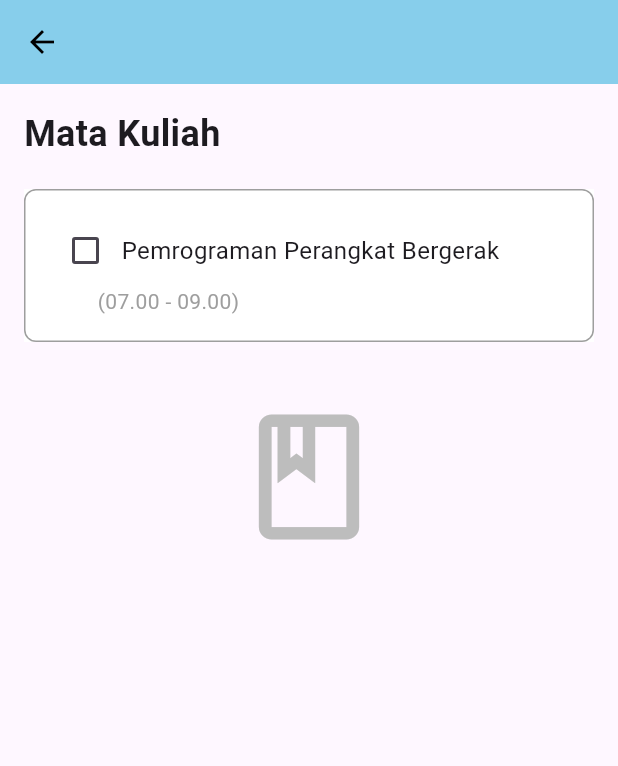
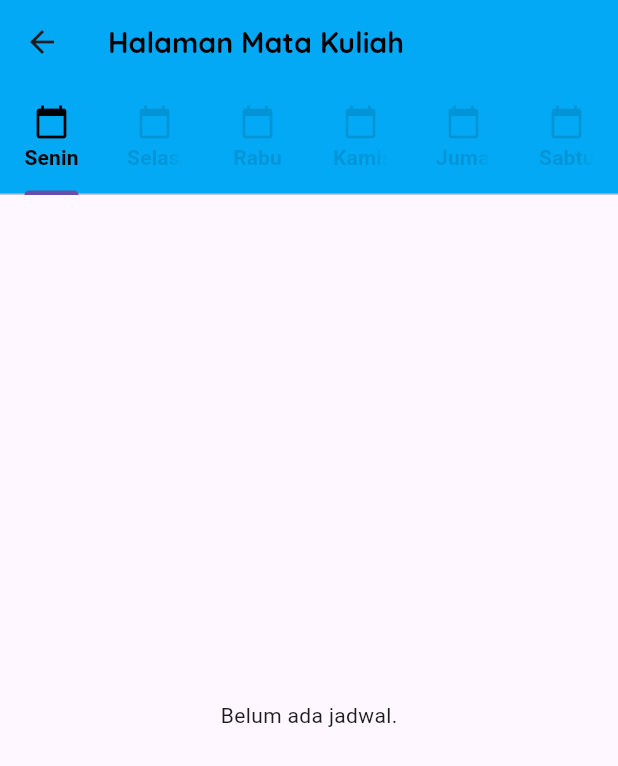
Before and after one commit to frqin/APK-JADWAL, a Flutter app: the HalamanMataKuliah screen opened directly, on a phone screen of 412 x 824 dp. Shown: the top 766 px of the screen. Run offline on Flutter 3.47's test engine with Material 3 defaults, Android fonts, the phone set to English and light mode, and no system bars; our stand-ins replace cloud_firestore, emoji_picker_flutter, google_fonts; accounts and stored records are empty; Roboto replaces fonts that are missing (Montserrat).

Commit message:
halaman_matkul.dart

```diff
--- a/lib/screens/halaman_matkul.dart
+++ b/lib/screens/halaman_matkul.dart
@@ -1,97 +1,110 @@
+import 'package:cloud_firestore/cloud_firestore.dart';
 import 'package:flutter/material.dart';
+import 'package:google_fonts/google_fonts.dart';
 
-class HalamanMataKuliah extends StatefulWidget {
+class HalamanMataKuliah extends StatelessWidget {
   const HalamanMataKuliah({super.key});
 
   @override
-  HalamanMataKuliahState createState() => HalamanMataKuliahState();
-}
-
-class HalamanMataKuliahState extends State<HalamanMataKuliah> {
-  bool isChecked = false;
-
-  @override
   Widget build(BuildContext context) {
-    ('Halaman Mata Kuliah dibuka'); // Debugging
-
-    return Scaffold(
+    return DefaultTabController(
+      length: 6, // 6 tabs untuk Senin sampai Sabtu
+      child: Scaffold(
         appBar: AppBar(
-        backgroundColor: const Color(0xFF87CEEB),
-        leading: const BackButton(color: Colors.black),
-      ),
-      body: SingleChildScrollView(
-        padding: const EdgeInsets.all(16),
-        child: Column(
-          crossAxisAlignment: CrossAxisAlignment.start,
-          children: [
-            const Text(
-              'Mata Kuliah',
-              style: TextStyle(
-                fontSize: 24,
+          title: Text(
+            'Halaman Mata Kuliah',
+            style: GoogleFonts.quicksand(
+              color: Colors.black,
+              fontSize: 19,
               fontWeight: FontWeight.bold,
             ),
           ),
-            const SizedBox(height: 20),
-            Material(
-              color: Colors.white,
-              child: InkWell(
-                onTap: () {
-                  setState(() {
-                    isChecked = !isChecked;
-                    // Debugging
-                  });
-                },
-                child: Container(
-                  padding: const EdgeInsets.all(16),
-                  decoration: BoxDecoration(
-                    border: Border.all(color: Colors.grey),
-                    borderRadius: BorderRadius.circular(8),
+
+          backgroundColor: Colors.lightBlue,
+          bottom: const TabBar(
+            tabs: [
+              Tab(
+                text: 'Senin',
+                icon: Icon(Icons.calendar_today), // Optional: Tambahkan ikon jika perlu
               ),
-                  child: Column(
-                    crossAxisAlignment: CrossAxisAlignment.start,
-                    children: [
-                      Row(
-                        children: [
-                          Checkbox(
-                            value: isChecked,
-                            onChanged: (value) {
-                              setState(() {
-                                isChecked = value ?? false;
-                                // Debugging
-                              });
-                            },
+              Tab(
+                text: 'Selasa',
+                icon: Icon(Icons.calendar_today),
               ),
-                          const Text(
-                            'Pemrograman Perangkat Bergerak',
-                            style: TextStyle(fontSize: 16),
+              Tab(
+                text: 'Rabu',
+                icon: Icon(Icons.calendar_today),
+              ),
+              Tab(
+                text: 'Kamis',
+                icon: Icon(Icons.calendar_today),
+              ),
+              Tab(
+                text: 'Jumat',
+                icon: Icon(Icons.calendar_today),
+              ),
+              Tab(
+                text: 'Sabtu',
+                icon: Icon(Icons.calendar_today),
               ),
             ],
-                      ),
-                      const Padding(
-                        padding: EdgeInsets.only(left: 32),
-                        child: Text(
-                          '(07.00 - 09.00)',
-                          style: TextStyle(color: Colors.grey),
-                        ),
-                      ),
-                    ],
+            labelColor: Colors.black, // Mengubah warna teks tab
+            unselectedLabelColor: Colors.black12, // Mengubah warna teks tab yang tidak dipilih
+            labelStyle: TextStyle(
+              fontFamily: 'Montserrat',
+              fontWeight: FontWeight.bold,
             ),
           ),
         ),
-            ),
-            const SizedBox(height: 40),
-            Center(
-              child: Icon(
-                Icons.book_outlined,
-                size: 100,
-                color: Colors.grey[400],
-              ),
-            ),
+        body: TabBarView(
+          children: [
+            _buildJadwalForDay('Senin'),
+            _buildJadwalForDay('Selasa'),
+            _buildJadwalForDay('Rabu'),
+            _buildJadwalForDay('Kamis'),
+            _buildJadwalForDay('Jumat'),
+            _buildJadwalForDay('Sabtu'),
           ],
         ),
       ),
     );
   }
 
+  Widget _buildJadwalForDay(String hari) {
+    return StreamBuilder<QuerySnapshot>(
+      stream: FirebaseFirestore.instance.collection('jadwal').snapshots(),
+      builder: (context, snapshot) {
+        if (snapshot.connectionState == ConnectionState.waiting) {
+          return const Center(child: CircularProgressIndicator());
+        }
 
+        if (!snapshot.hasData || snapshot.data!.docs.isEmpty) {
+          return const Center(child: Text('Belum ada jadwal.'));
         }
+
+        final data = snapshot.data!.docs;
+
+        // Filter data berdasarkan hari
+        final filteredData = data.where((doc) {
+          final item = doc.data() as Map<String, dynamic>;
+          final day = item['hari'] ?? '';
+          return day == hari;
+        }).toList();
+
+        if (filteredData.isEmpty) {
+          return Center(child: Text('Tidak ada jadwal untuk $hari.'));
+        }
+
+        return ListView(
+          children: filteredData.map((doc) {
+            final item = doc.data() as Map<String, dynamic>;
+            return ListTile(
+              title: Text(item['mataKuliah'] ?? 'Mata Kuliah Tidak Diketahui'),
+              subtitle: Text('${item['waktuMulai']} - ${item['waktuSelesai']}'),
+            );
+          }).toList(),
+        );
+      },
+    );
+  }
+}
```
Lines whose indentation alone changed are shown as unchanged.
